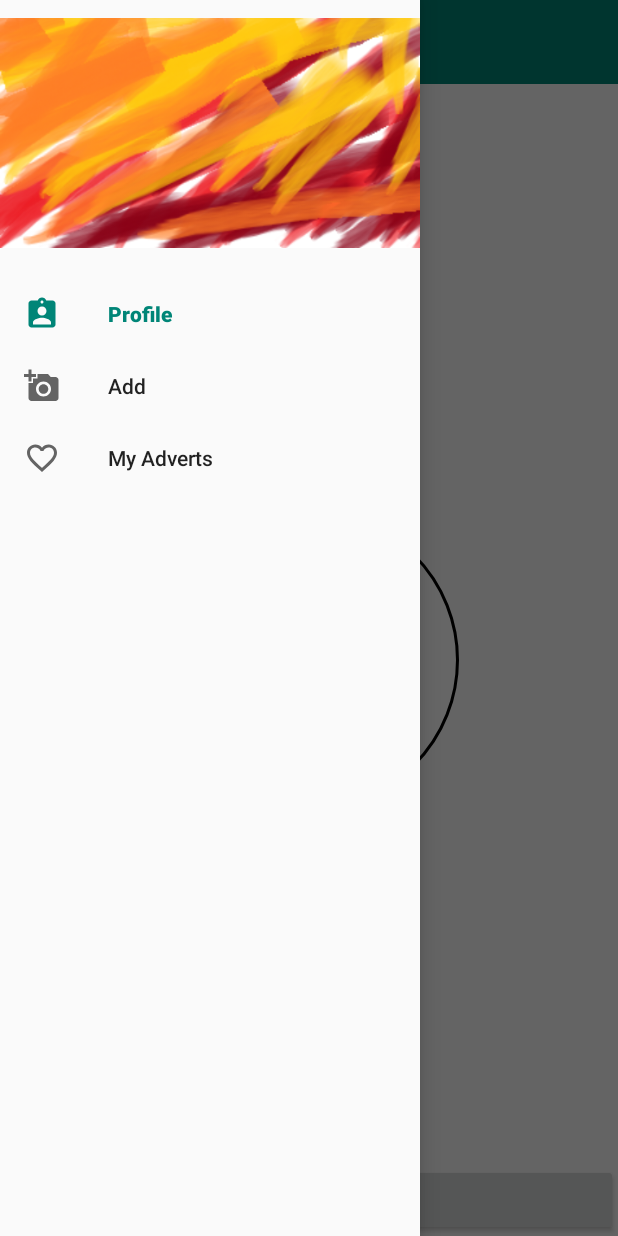
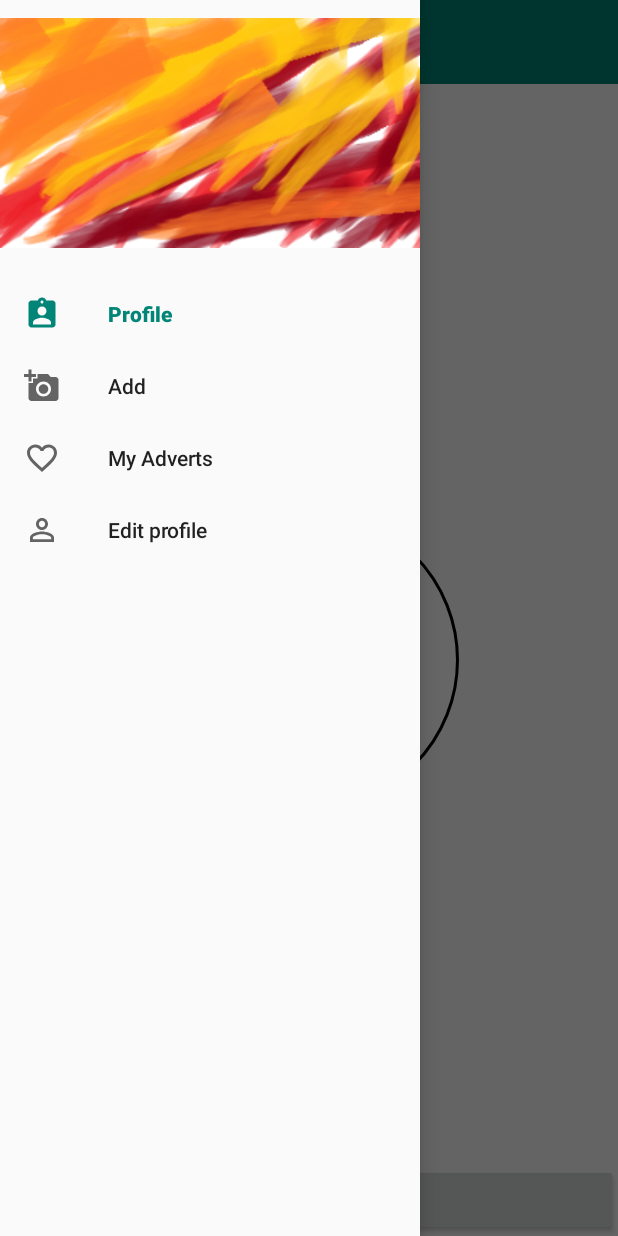
Before and after one commit to SJMalecki/AT, an Android app: the MainActivity screen opened directly, with no data from a screen before it, with the side drawer open, on a phone screen of 412 x 824 dp. Run offline under Robolectric (Android 15) with nearby library versions, the light colour scheme and no system bars; our stand-ins replace data binding, navigation-ui; libraries missing offline, so code that uses them is left out: org.kodein.di; pictures from the network do not load; 3 statements that could not run were skipped.

Commit message:
Edit user profile navigation component working with nav drawer

```diff
--- /dev/null
+++ b/app/src/main/res/drawable/ic_person_outline_black_24dp.xml
@@ -0,0 +1,9 @@
+<vector xmlns:android="http://schemas.android.com/apk/res/android"
+        android:width="24dp"
+        android:height="24dp"
+        android:viewportWidth="24.0"
+        android:viewportHeight="24.0">
+    <path
+        android:fillColor="#FF000000"
+        android:pathData="M12,5.9c1.16,0 2.1,0.94 2.1,2.1s-0.94,2.1 -2.1,2.1S9.9,9.16 9.9,8s0.94,-2.1 2.1,-2.1m0,9c2.97,0 6.1,1.46 6.1,2.1v1.1L5.9,18.1L5.9,17c0,-0.64 3.13,-2.1 6.1,-2.1M12,4C9.79,4 8,5.79 8,8s1.79,4 4,4 4,-1.79 4,-4 -1.79,-4 -4,-4zM12,13c-2.67,0 -8,1.34 -8,4v3h16v-3c0,-2.66 -5.33,-4 -8,-4z"/>
+</vector>
--- a/app/src/main/res/menu/menu_navigation_drawer.xml
+++ b/app/src/main/res/menu/menu_navigation_drawer.xml
@@ -21,4 +21,11 @@
             android:title="@string/menu_nav_drawer_my_adverts">
 
     </item>
+
+    <item
+        android:id="@+id/edit_user_profile_fragment"
+        android:icon="@drawable/ic_person_outline_black_24dp"
+        android:title="@string/menu_nav_drawer_edit_profile">
+
+    </item>
 </menu>
--- a/app/src/main/res/navigation/navigation_graph.xml
+++ b/app/src/main/res/navigation/navigation_graph.xml
@@ -38,4 +38,8 @@
             android:id="@+id/actionAdvertsToFollowers"
             app:destination="@id/navigation_drawer_followers_item" />
     </fragment>
+    <fragment
+        android:id="@+id/edit_user_profile_fragment"
+        android:name="pl.sjmprofil.animaltinder.fragments.edituserprofile.EditUserProfileFragment"
+        android:label="Edit profile" />
 </navigation>
--- a/app/src/main/res/values/strings.xml
+++ b/app/src/main/res/values/strings.xml
@@ -40,4 +40,5 @@
     <string name="add_bio_dialog_fragment_add_button_text">Add</string>
     <string name="text_view_add_bio_header_bio">Bio:</string>
     <string name="menu_nav_drawer_my_adverts">My Adverts</string>
+    <string name="menu_nav_drawer_edit_profile">Edit profile</string>
 </resources>
```
Also changed, not shown: app/src/main/java/pl/sjmprofil/animaltinder/fragments/edituserprofile/EditUserProfileFragment.kt (+26 -1 lines), app/src/main/res/layout/edit_user_profile_fragment_layout.xml (+23 -3 lines).
